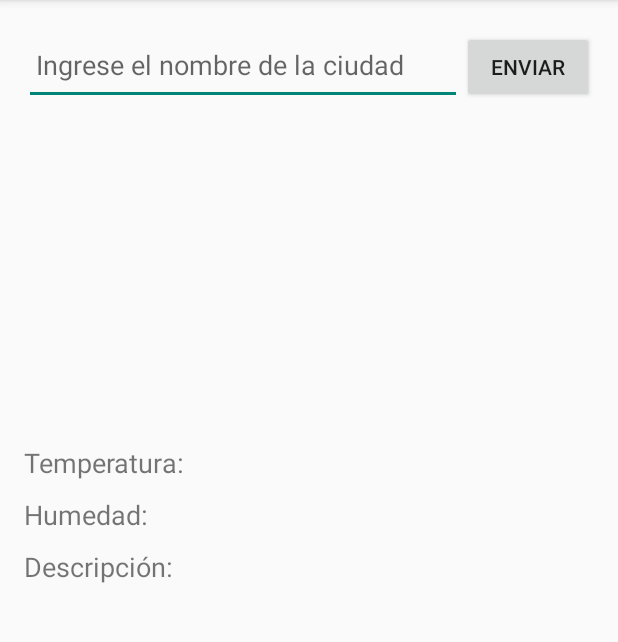
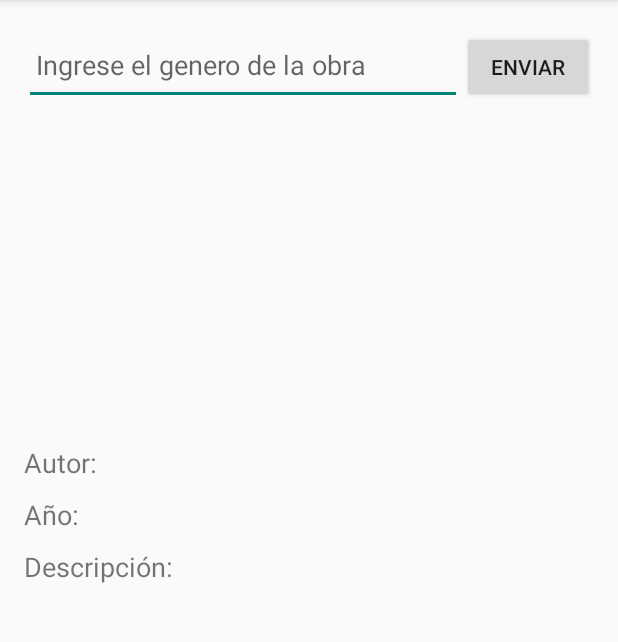
Before and after one commit to Lalord22/galeriaMoviles, an Android app: the screen it shows after launch (MainActivity), on a phone screen of 412 x 824 dp, the part 84-726 px from its top. Run offline under Robolectric (Android 15) with nearby library versions, the phone set to English and light mode, and no system bars.

Commit message:
Print one paiting

```diff
--- a/app/src/main/java/com/example/clima/MainActivity.kt
+++ b/app/src/main/java/com/example/clima/MainActivity.kt
@@ -17,13 +17,13 @@ class MainActivity : AppCompatActivity() {
     private lateinit var tvHumedad: TextView
     private lateinit var tvDescripcion: TextView
 
-    private val climaList = mutableListOf<Clima>()
+    private val pinturaList = mutableListOf<Pintura>()
 
-    data class Clima(
-        val nomCiudad: String,
+    data class Pintura(
+        val genero: String,
         val weatherType: String,
-        val temperatura: String,
-        val humedad: String,
+        val autor: String,
+        val annio: String,
         val descripcion: String,
         val nomImagen: String
     )
@@ -41,13 +41,13 @@ class MainActivity : AppCompatActivity() {
         tvDescripcion = findViewById(R.id.tvDescripcion)
 
         // Rellenar la lista con datos de prueba
-        llenarDatosCiudad()
+        llenarGaleria()
 
         btBuscar.setOnClickListener {
-            val nomCiudad = edCiudad.text.toString()
+            val generoInput = edCiudad.text.toString()
 
             // Obtener los datos del clima actual de la lista
-            val tiempoCiudad = climaList.find { it.nomCiudad == nomCiudad }
+            val tiempoCiudad = pinturaList.find { it.genero == generoInput }
             if (tiempoCiudad != null) {
                 updateUI(tiempoCiudad)
             } else {
@@ -60,54 +60,54 @@ class MainActivity : AppCompatActivity() {
 
     }
 
-    private fun llenarDatosCiudad() {
-        climaList.apply {
+    private fun llenarGaleria() {
+        pinturaList.apply {
             add(
-                Clima(
-                    nomCiudad = "San José",
+                Pintura(
+                    genero = "Alajuela",
                     weatherType = "Soleado",
-                    temperatura = "28°C",
-                    humedad = "75%",
-                    descripcion = "Cielo despejado",
-                    nomImagen = "soleado"
+                    autor = "Rene Magritte",
+                    annio = "1936",
+                    descripcion = "Este óleo de pequeño tamaño nos interroga sobre la realidad y sus posibilidades. Una ventana abierta al campo nos refleja un pequeño bosquete, el mismo que adivinamos en los cristales rotos. En este caso, la pregunta es la que sigue: ¿dónde está la realidad? ¿Detrás de la ventana? ¿O acaso esta es el reflejo de los cristales rotos?",
+                    nomImagen = "lallavedelcampo"
                 )
             )
             add(
-                Clima(
-                    nomCiudad = "Alajuela",
+                Pintura(
+                    genero = "Alajuela",
                     weatherType = "Nublado",
-                    temperatura = "25°C",
-                    humedad = "80%",
+                    autor = "25°C",
+                    annio = "80%",
                     descripcion = "Cielo nublado",
                     nomImagen = "nublado"
                 )
             )
             add(
-                Clima(
-                    nomCiudad = "Cartago",
+                Pintura(
+                    genero = "Cartago",
                     weatherType = "Lluvioso",
-                    temperatura = "22°C",
-                    humedad = "90%",
+                    autor = "22°C",
+                    annio = "90%",
                     descripcion = "Lluvias intensas",
                     nomImagen = "lluvioso"
                 )
             )
             add(
-                Clima(
-                    nomCiudad = "Guanacaste",
+                Pintura(
+                    genero = "Guanacaste",
                     weatherType = "Soleado",
-                    temperatura = "32°C",
-                    humedad = "65%",
+                    autor = "32°C",
+                    annio = "65%",
                     descripcion = "Día caluroso",
                     nomImagen = "soleado"
                 )
             )
             add(
-                Clima(
-                    nomCiudad = "Holanda",
+                Pintura(
+                    genero = "Holanda",
                     weatherType = "Nevado",
-                    temperatura = "-5°C",
-                    humedad = "80%",
+                    autor = "-5°C",
+                    annio = "80%",
                     descripcion = "Día nevado",
                     nomImagen = "nevado"
                 )
@@ -117,12 +117,12 @@ class MainActivity : AppCompatActivity() {
     }
 
 
-    private fun updateUI(clima: Clima) {
-        tvTemperatura.text = "Temperatura: ${clima.temperatura}"
-        tvHumedad.text = "Humedad: ${clima.humedad}"
-        tvDescripcion.text = "Descripción: ${clima.descripcion}"
+    private fun updateUI(pintura: Pintura) {
+        tvTemperatura.text = "Autor: ${pintura.autor}"
+        tvHumedad.text = "Año: ${pintura.annio}"
+        tvDescripcion.text = "Descripción: ${pintura.descripcion}"
 
-        val resourceId = resources.getIdentifier(clima.nomImagen, "drawable", packageName)
+        val resourceId = resources.getIdentifier(pintura.nomImagen, "drawable", packageName)
         imgTiempo.setImageResource(resourceId)
     }
 }
--- a/app/src/main/res/layout/activity_main.xml
+++ b/app/src/main/res/layout/activity_main.xml
@@ -26,7 +26,7 @@
                 android:layout_width="0dp"
                 android:layout_height="54dp"
                 android:layout_weight="1"
-                android:hint="Ingrese el nombre de la ciudad"
+                android:hint="Ingrese el genero de la obra"
                 android:padding="8dp" />
 
             <Button
@@ -51,7 +51,7 @@
             android:layout_width="wrap_content"
             android:layout_height="wrap_content"
             android:paddingTop="10dp"
-            android:text="Temperatura: "
+            android:text="Autor: "
             android:textSize="18sp" />
 
         <TextView
@@ -59,7 +59,7 @@
             android:layout_width="wrap_content"
             android:layout_height="wrap_content"
             android:paddingTop="10dp"
-            android:text="Humedad:"
+            android:text="Año:"
             android:textSize="18sp" />
 
         <TextView
```
Also changed, not shown: app/src/main/res/drawable/lallavedelcampo.jpeg (added), app/src/main/res/drawable/soleado.png (deleted).
